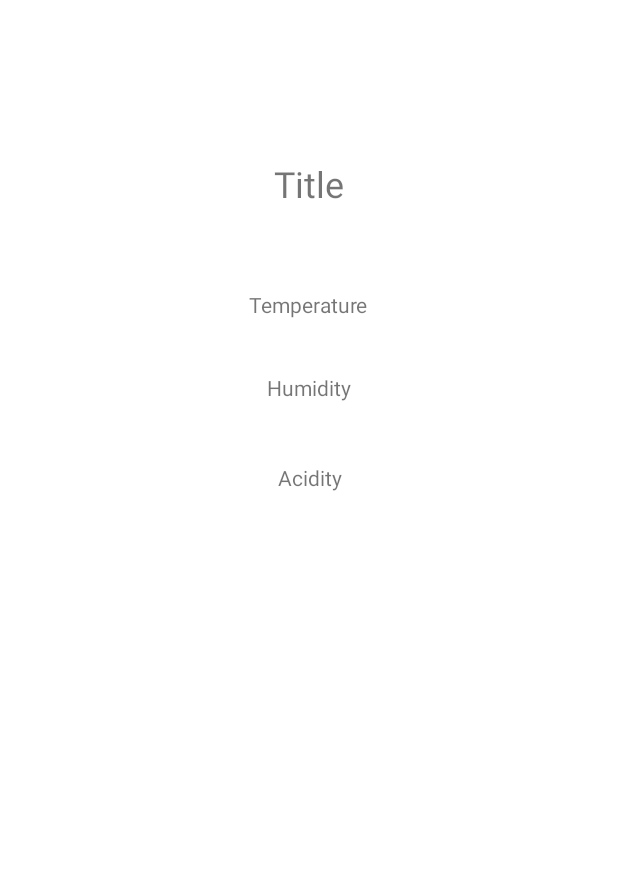
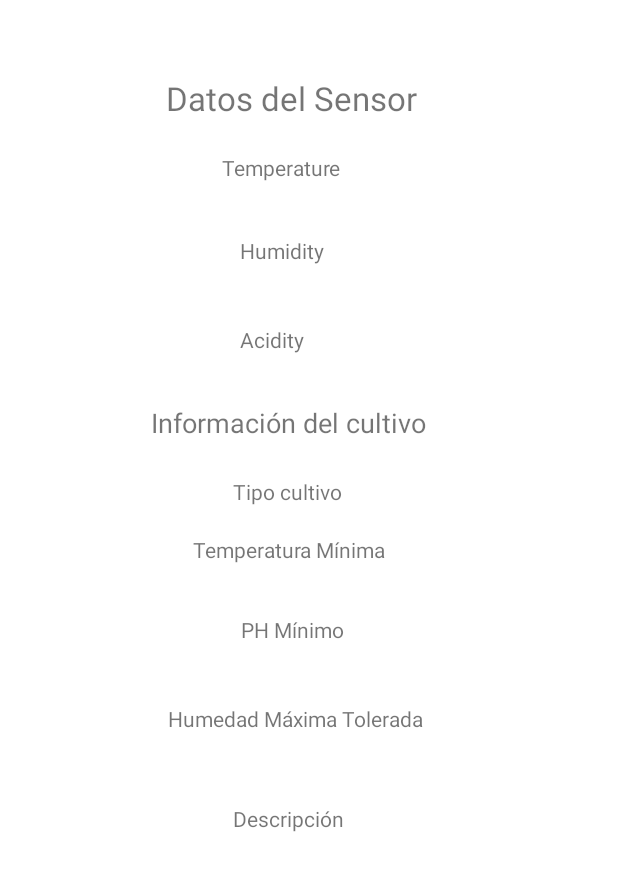
Before and after one commit to AlexTeper99/ReeGoAndroid, an Android app: the layout fragment_sensor.xml on its own in the app's theme, with its tools: preview values and no code run, on a phone screen of 412 x 824 dp. Shown: the top 871 px of the screen. Run offline under Robolectric (Android 15) with nearby library versions, the phone set to English and light mode, and no system bars.

Commit message:
text style changes

```diff
--- a/app/src/main/res/layout/fragment_sensor.xml
+++ b/app/src/main/res/layout/fragment_sensor.xml
@@ -11,14 +11,15 @@
         android:id="@+id/txtSensorTitle"
         android:layout_width="wrap_content"
         android:layout_height="wrap_content"
-        android:layout_marginTop="106dp"
-        android:text="Title"
-        android:textSize="24sp"
+        android:layout_marginTop="50dp"
+        android:text="Datos del Sensor"
+        android:textSize="22sp"
         app:layout_constraintBottom_toBottomOf="parent"
         app:layout_constraintEnd_toEndOf="parent"
+        app:layout_constraintHorizontal_bias="0.452"
         app:layout_constraintStart_toStartOf="parent"
         app:layout_constraintTop_toTopOf="parent"
-        app:layout_constraintVertical_bias="0.0" />
+        app:layout_constraintVertical_bias="0.001" />
 
     <TextView
         android:id="@+id/tempIndicator"
@@ -27,10 +28,10 @@
         android:text="Temperature"
         app:layout_constraintBottom_toBottomOf="parent"
         app:layout_constraintEnd_toEndOf="parent"
-        app:layout_constraintHorizontal_bias="0.498"
+        app:layout_constraintHorizontal_bias="0.444"
         app:layout_constraintStart_toStartOf="parent"
         app:layout_constraintTop_toBottomOf="@+id/txtSensorTitle"
-        app:layout_constraintVertical_bias="0.082" />
+        app:layout_constraintVertical_bias="0.03" />
 
     <TextView
         android:id="@+id/humiIndicator"
@@ -40,6 +41,7 @@
         android:text="Humidity"
         app:layout_constraintBottom_toBottomOf="parent"
         app:layout_constraintEnd_toEndOf="parent"
+        app:layout_constraintHorizontal_bias="0.45"
         app:layout_constraintStart_toStartOf="parent"
         app:layout_constraintTop_toBottomOf="@+id/tempIndicator"
         app:layout_constraintVertical_bias="0.0" />
@@ -52,8 +54,87 @@
         android:text="Acidity"
         app:layout_constraintBottom_toBottomOf="parent"
         app:layout_constraintEnd_toEndOf="parent"
-        app:layout_constraintHorizontal_bias="0.501"
+        app:layout_constraintHorizontal_bias="0.434"
         app:layout_constraintStart_toStartOf="parent"
         app:layout_constraintTop_toTopOf="@+id/humiIndicator"
-        app:layout_constraintVertical_bias="0.002" />
+        app:layout_constraintVertical_bias="0.0" />
+
+    <TextView
+        android:id="@+id/txtCropInfoTitle"
+        android:layout_width="wrap_content"
+        android:layout_height="wrap_content"
+        android:text="Información del cultivo"
+        android:textSize="18sp"
+        app:layout_constraintBottom_toBottomOf="parent"
+        app:layout_constraintEnd_toEndOf="parent"
+        app:layout_constraintHorizontal_bias="0.441"
+        app:layout_constraintStart_toStartOf="parent"
+        app:layout_constraintTop_toBottomOf="@+id/acidIndicator"
+        app:layout_constraintVertical_bias="0.059" />
+
+    <TextView
+        android:id="@+id/cropType"
+        android:layout_width="wrap_content"
+        android:layout_height="wrap_content"
+        android:layout_marginTop="24dp"
+        android:text="Tipo cultivo"
+        app:layout_constraintBottom_toBottomOf="parent"
+        app:layout_constraintEnd_toEndOf="parent"
+        app:layout_constraintHorizontal_bias="0.457"
+        app:layout_constraintStart_toStartOf="parent"
+        app:layout_constraintTop_toBottomOf="@+id/txtCropInfoTitle"
+        app:layout_constraintVertical_bias="0.0" />
+
+    <TextView
+        android:id="@+id/minTemp"
+        android:layout_width="wrap_content"
+        android:layout_height="wrap_content"
+        android:layout_marginTop="19dp"
+        android:text="Temperatura Mínima"
+        app:layout_constraintBottom_toBottomOf="parent"
+        app:layout_constraintEnd_toEndOf="parent"
+        app:layout_constraintHorizontal_bias="0.455"
+        app:layout_constraintStart_toStartOf="parent"
+        app:layout_constraintTop_toBottomOf="@+id/cropType"
+        app:layout_constraintVertical_bias="0.0" />
+
+    <TextView
+        android:id="@+id/minPh"
+        android:layout_width="wrap_content"
+        android:layout_height="wrap_content"
+        android:layout_marginTop="34dp"
+        android:text="PH Mínimo"
+        app:layout_constraintBottom_toBottomOf="parent"
+        app:layout_constraintEnd_toEndOf="parent"
+        app:layout_constraintHorizontal_bias="0.467"
+        app:layout_constraintStart_toStartOf="parent"
+        app:layout_constraintTop_toBottomOf="@+id/minTemp"
+        app:layout_constraintVertical_bias="0.0" />
+
+    <TextView
+        android:id="@+id/maxHum"
+        android:layout_width="wrap_content"
+        android:layout_height="wrap_content"
+        android:layout_marginTop="40dp"
+        android:text="Humedad Máxima Tolerada"
+        app:layout_constraintBottom_toBottomOf="parent"
+        app:layout_constraintEnd_toEndOf="parent"
+        app:layout_constraintHorizontal_bias="0.462"
+        app:layout_constraintStart_toStartOf="parent"
+        app:layout_constraintTop_toBottomOf="@+id/minPh"
+        app:layout_constraintVertical_bias="0.0" />
+
+    <TextView
+        android:id="@+id/plotDesc"
+        android:layout_width="wrap_content"
+        android:layout_height="wrap_content"
+        android:layout_marginTop="33dp"
+        android:text="Descripción"
+        app:layout_constraintBottom_toBottomOf="parent"
+        app:layout_constraintEnd_toEndOf="parent"
+        app:layout_constraintHorizontal_bias="0.459"
+        app:layout_constraintStart_toStartOf="parent"
+        app:layout_constraintTop_toBottomOf="@+id/maxHum"
+        app:layout_constraintVertical_bias="0.05" />
+
 </androidx.constraintlayout.widget.ConstraintLayout>
```
